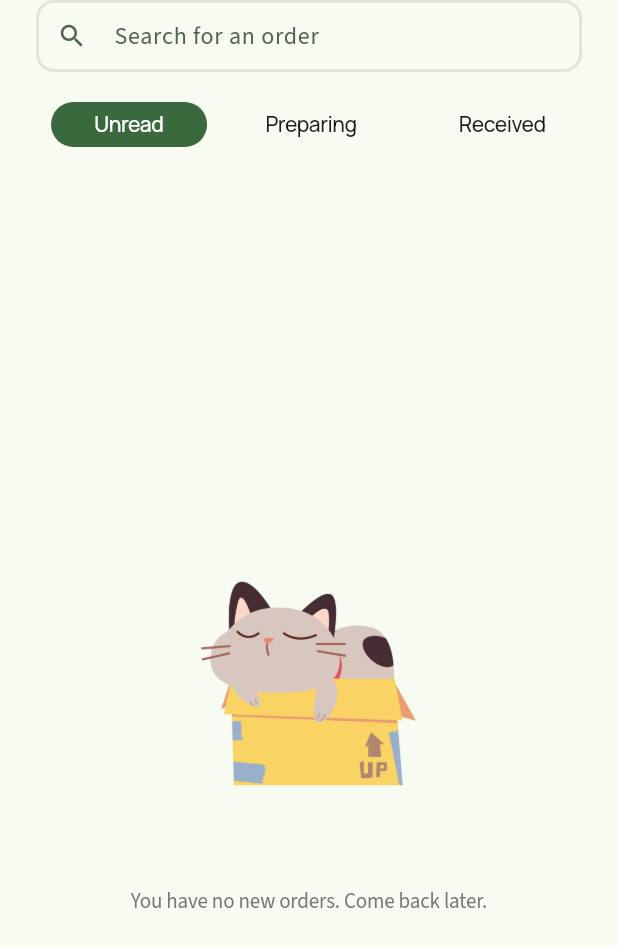
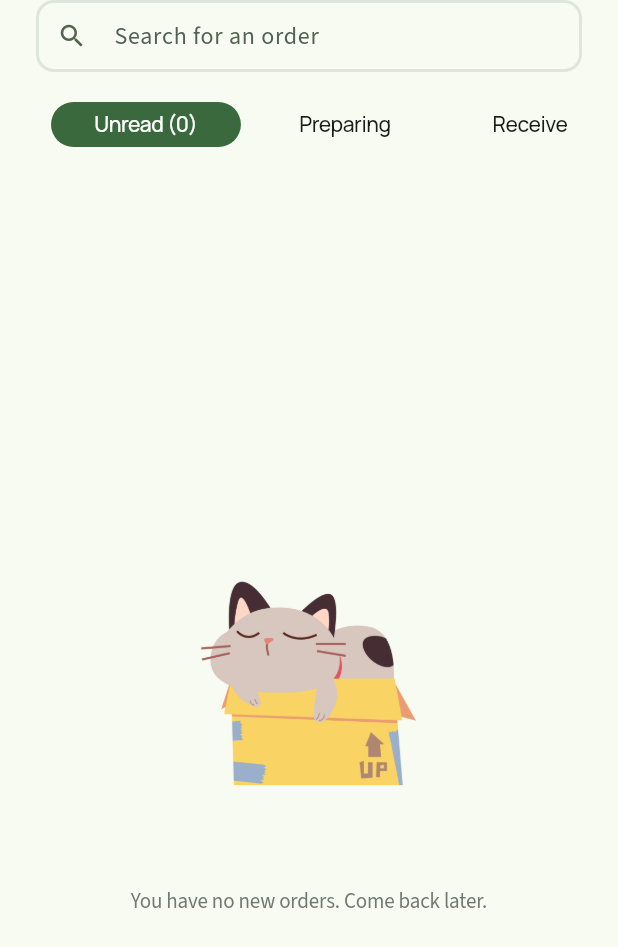
Before and after one commit to giociudadano/Chime, a Flutter app: the StoreOrdersPage screen opened directly with empty values, on a phone screen of 412 x 824 dp. Shown: the top 947 px of the screen. Run offline on Flutter 3.47's test engine with Material 3 defaults, Android fonts, the phone set to English and light mode, and no system bars; our stand-ins replace cached_network_image, cloud_firestore, firebase_auth, firebase_core, firebase_storage, google_sign_in and 4 more; missing offline and left inert: choice, firebase_app_check, qr_code_scanner; accounts and stored records are empty; generated files the repository leaves out were written again; network calls fail; statements that could not run were skipped.

Commit message:
added count to "Unread" and fixed UI for addresses

```diff
--- a/lib/pages/buy/checkout_addresses.dart
+++ b/lib/pages/buy/checkout_addresses.dart
@@ -1288,8 +1288,7 @@ class _CheckoutAddressesPageState extends State<CheckoutAddressesPage> {
                               shape: MaterialStatePropertyAll(
                                   RoundedRectangleBorder(
                                 borderRadius: BorderRadius.circular(10),
-                                side: BorderSide(
-                                    color: Theme.of(context).colorScheme.error),
+                                side: BorderSide.none,
                               ))),
                           child: Padding(
                             padding: const EdgeInsets.all(10),
--- a/lib/pages/sell/orders.dart
+++ b/lib/pages/sell/orders.dart
@@ -163,9 +163,9 @@ class _StoreOrdersPageState extends State<StoreOrdersPage>
                                 : Theme.of(context).colorScheme.surface),
                       ),
                       child: Padding(
-                          padding: const EdgeInsets.symmetric(horizontal: 5),
+                          padding: EdgeInsets.symmetric(horizontal: 5),
                           child: Text(
-                            "Unread",
+                            "Unread (${getOrderCount('Unread')})",
                             style: TextStyle(
                                 color: tabController.index == 0
                                     ? Theme.of(context).colorScheme.onPrimary
```
